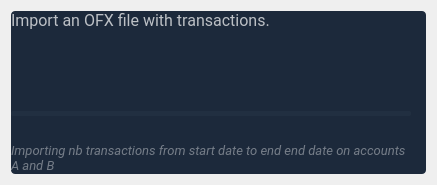
Qt form budgetter/view/skeletons/ImportTransactions.ui (opierre/Budgetter) before a commit.
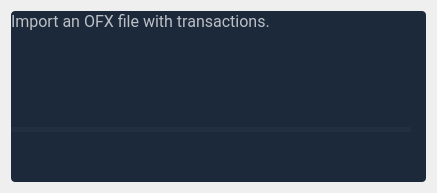
The same form after that commit. Icons and pictures are not drawn. Custom widgets are drawn as their Qt base class.

Commit message: fix: wrong label size on import transaction

Patch:
```diff
--- a/budgetter/view/skeletons/ImportTransactions.ui
+++ b/budgetter/view/skeletons/ImportTransactions.ui
@@ -7,7 +7,7 @@
     <x>0</x>
     <y>0</y>
     <width>435</width>
-    <height>181</height>
+    <height>193</height>
    </rect>
   </property>
   <property name="windowTitle">
@@ -181,10 +181,19 @@
   <layout class="QGridLayout" name="gridLayout">
    <item row="0" column="0">
     <widget class="QWidget" name="transaction" native="true">
+     <property name="sizePolicy">
+      <sizepolicy hsizetype="Preferred" vsizetype="Minimum">
+       <horstretch>0</horstretch>
+       <verstretch>0</verstretch>
+      </sizepolicy>
+     </property>
      <layout class="QVBoxLayout" name="verticalLayout">
       <property name="spacing">
        <number>20</number>
       </property>
+      <property name="sizeConstraint">
+       <enum>QLayout::SetDefaultConstraint</enum>
+      </property>
       <property name="leftMargin">
        <number>0</number>
       </property>
@@ -205,6 +214,12 @@
           <height>0</height>
          </size>
         </property>
+        <property name="maximumSize">
+         <size>
+          <width>16777215</width>
+          <height>20</height>
+         </size>
+        </property>
         <property name="font">
          <font>
           <family>Roboto</family>
@@ -281,6 +296,8 @@
        </layout>
       </item>
       <item>
+       <layout class="QVBoxLayout" name="verticalLayout_2">
+        <item>
        <widget class="QLabel" name="header_info">
         <property name="sizePolicy">
          <sizepolicy hsizetype="Preferred" vsizetype="Preferred">
@@ -312,7 +329,7 @@
 font-style: italic;</string>
         </property>
         <property name="text">
-         <string>Importing nb transactions from start date to end end date on accounts A and B</string>
+           <string/>
         </property>
         <property name="textFormat">
          <enum>Qt::AutoText</enum>
@@ -327,6 +344,8 @@
          <bool>true</bool>
         </property>
        </widget>
+        </item>
+       </layout>
       </item>
      </layout>
     </widget>
```
Lines whose indentation alone changed are shown as unchanged. The commit also changes 3 other files.
